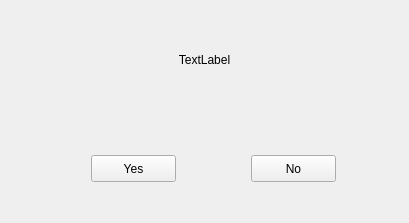
First picture: the form in src/frame/qqtmsgbox.ui, repository AbelTian/LibQQt, before the edit.
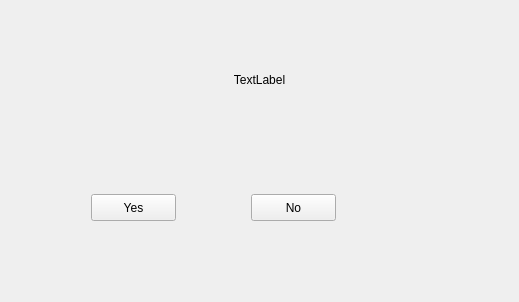
Second picture: the form after the edit. Custom widgets are drawn as their Qt base class.

```diff
--- a/src/frame/qqtmsgbox.ui
+++ b/src/frame/qqtmsgbox.ui
@@ -6,8 +6,8 @@
    <rect>
     <x>0</x>
     <y>0</y>
-    <width>409</width>
-    <height>223</height>
+    <width>519</width>
+    <height>302</height>
    </rect>
   </property>
   <layout class="QGridLayout" name="gridLayout">
```
